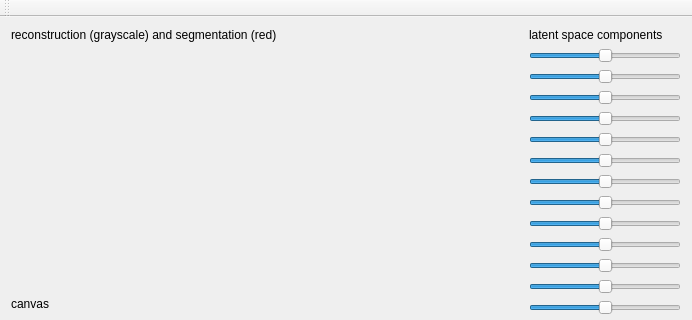
jgwiese/gdemo_latentview, file mainwindow.ui: the form before one commit; both pictures show x 0 to 692 and y 0 to 320 of the 692 by 618 pixel window.
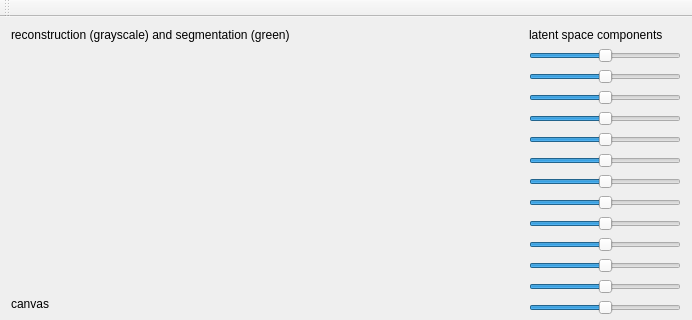
The form after the commit.

What changed in the file:
```diff
--- a/mainwindow.ui
+++ b/mainwindow.ui
@@ -20,7 +20,7 @@
       <item>
        <widget class="QLabel" name="label">
         <property name="text">
-         <string>reconstruction (grayscale) and segmentation (red)</string>
+         <string>reconstruction (grayscale) and segmentation (green)</string>
         </property>
        </widget>
       </item>
```
